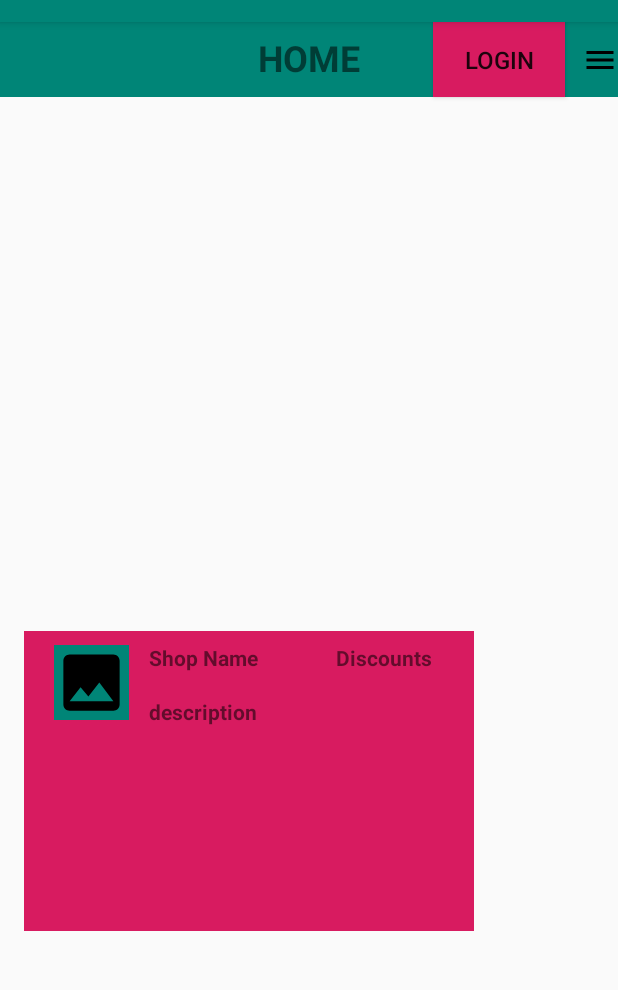
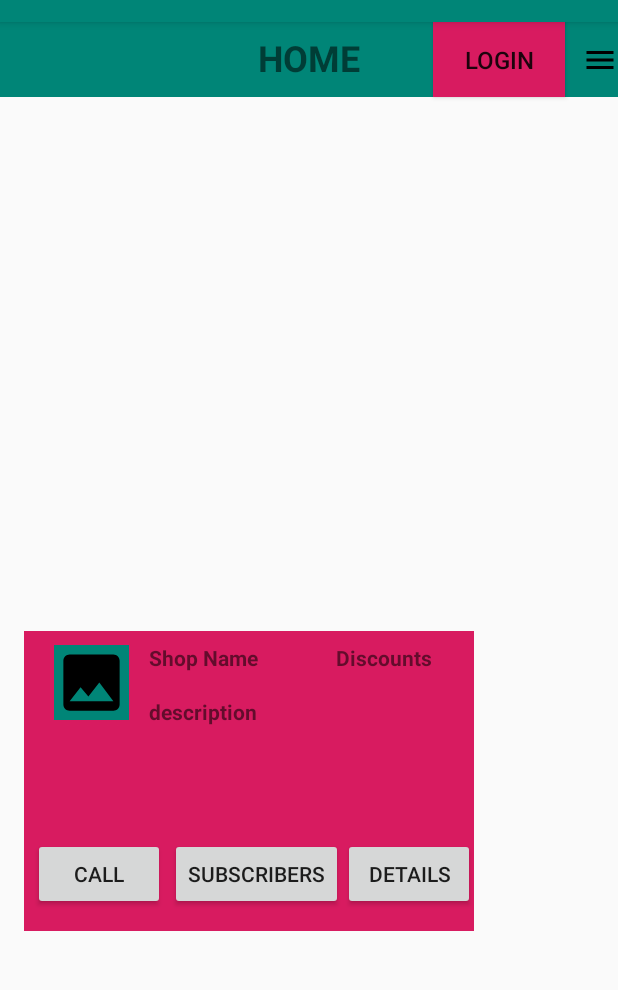
Before and after one commit to naveenpi/shopinfo, an Android app: the screen it shows after launch (MainActivity), on a phone screen of 412 x 824 dp, the part 62-1052 px from its top. Run offline under Robolectric (Android 15) with nearby library versions, the phone set to English and light mode, and no system bars.

Commit message:
Added buttons to activity_main.xml

```diff
--- a/app/src/main/res/layout/activity_main.xml
+++ b/app/src/main/res/layout/activity_main.xml
@@ -120,6 +120,44 @@
         app:layout_constraintRight_toRightOf="parent"
         app:layout_constraintTop_toTopOf="parent"
         app:layout_constraintVertical_bias="0.553" />
+    <Button
+        android:id="@+id/call"
+        android:layout_width="wrap_content"
+        android:layout_height="wrap_content"
+        android:text="CALL"
+        android:onClick="call"
+        app:layout_constraintBottom_toBottomOf="parent"
+        app:layout_constraintHorizontal_bias="0.068"
+        app:layout_constraintLeft_toLeftOf="parent"
+        app:layout_constraintRight_toRightOf="parent"
+        app:layout_constraintTop_toTopOf="parent"
+        app:layout_constraintVertical_bias="0.756" />
+
+    <Button
+        android:id="@+id/subscribe"
+        android:layout_width="wrap_content"
+        android:layout_height="wrap_content"
+        android:text="SUBSCRIBERS"
+        android:onClick="subscribe"
+        app:layout_constraintBottom_toBottomOf="parent"
+        app:layout_constraintHorizontal_bias="0.383"
+        app:layout_constraintLeft_toLeftOf="parent"
+        app:layout_constraintRight_toRightOf="parent"
+        app:layout_constraintTop_toTopOf="parent"
+        app:layout_constraintVertical_bias="0.756" />
+
+    <Button
+        android:id="@+id/details"
+        android:layout_width="wrap_content"
+        android:layout_height="wrap_content"
+        android:text="DETAILS"
+        android:onClick="details"
+        app:layout_constraintBottom_toBottomOf="parent"
+        app:layout_constraintHorizontal_bias="0.705"
+        app:layout_constraintLeft_toLeftOf="parent"
+        app:layout_constraintRight_toRightOf="parent"
+        app:layout_constraintTop_toTopOf="parent"
+        app:layout_constraintVertical_bias="0.756" />
 
 
 
```
